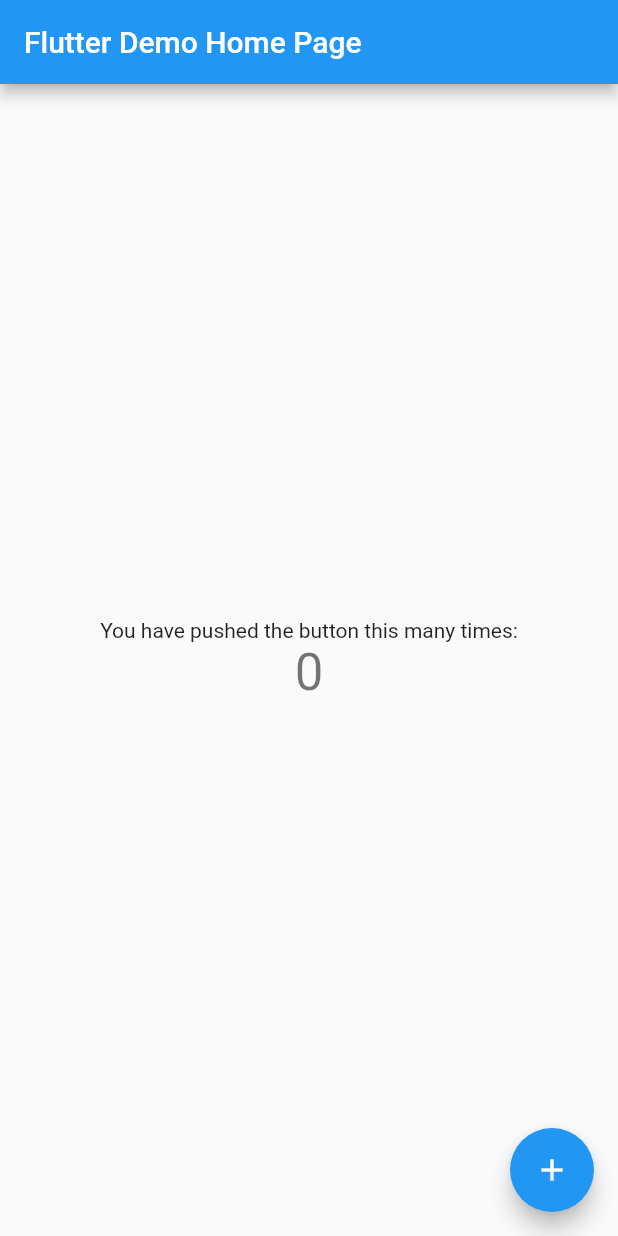
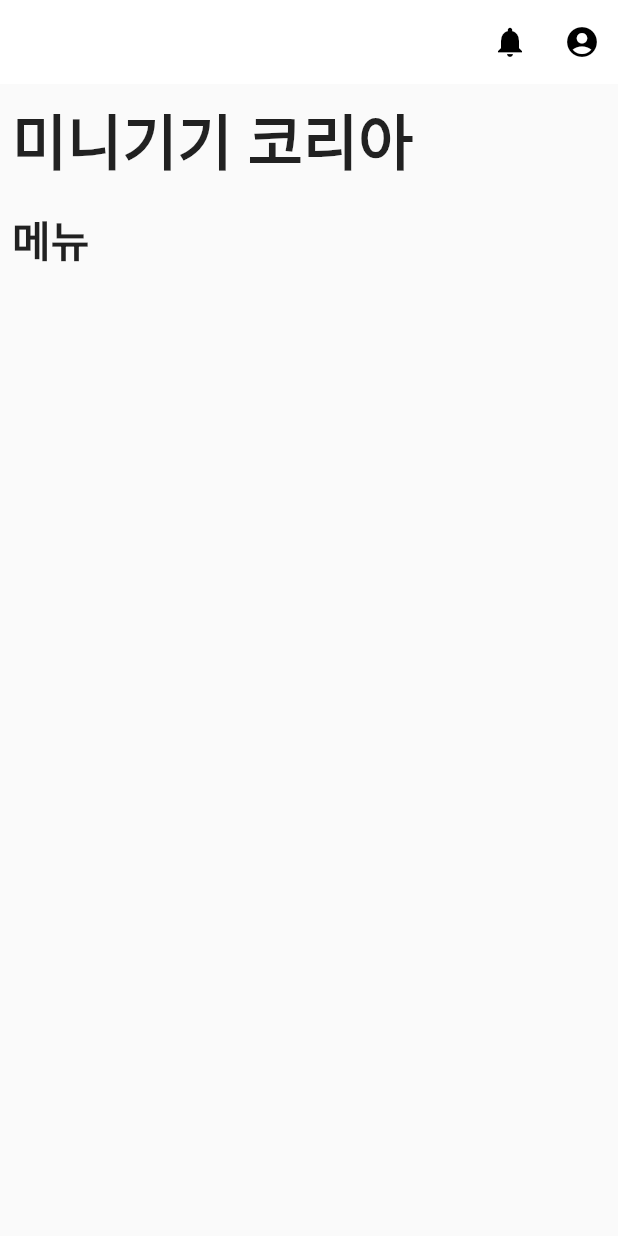
Before and after one commit to editionc18/meeco_app, a Flutter app: the screen it shows after launch, on a phone screen of 412 x 824 dp. Run offline on Flutter 3.47's test engine with Material 2 defaults, Android fonts, the phone set to English and light mode, and no system bars.

Commit message:
메인 페이지 만듬

```diff
--- a/lib/main.dart
+++ b/lib/main.dart
@@ -1,113 +1,16 @@
 import 'package:flutter/material.dart';
+
+import 'package:meeco_app/presentation/pages/main_page.dart';
 
 void main() {
   runApp(MyApp());
 }
 
 class MyApp extends StatelessWidget {
-  // This widget is the root of your application.
   @override
   Widget build(BuildContext context) {
     return MaterialApp(
-      title: 'Flutter Demo',
-      theme: ThemeData(
-        // This is the theme of your application.
-        //
-        // Try running your application with "flutter run". You'll see the
-        // application has a blue toolbar. Then, without quitting the app, try
-        // changing the primarySwatch below to Colors.green and then invoke
-        // "hot reload" (press "r" in the console where you ran "flutter run",
-        // or simply save your changes to "hot reload" in a Flutter IDE).
-        // Notice that the counter didn't reset back to zero; the application
-        // is not restarted.
-        primarySwatch: Colors.blue,
-      ),
-      home: MyHomePage(title: 'Flutter Demo Home Page'),
+      home: MainPage(),
     );
   }
 }
-
-class MyHomePage extends StatefulWidget {
-  MyHomePage({Key key, this.title}) : super(key: key);
-
-  // This widget is the home page of your application. It is stateful, meaning
-  // that it has a State object (defined below) that contains fields that affect
-  // how it looks.
-
-  // This class is the configuration for the state. It holds the values (in this
-  // case the title) provided by the parent (in this case the App widget) and
-  // used by the build method of the State. Fields in a Widget subclass are
-  // always marked "final".
-
-  final String title;
-
-  @override
-  _MyHomePageState createState() => _MyHomePageState();
-}
-
-class _MyHomePageState extends State<MyHomePage> {
-  int _counter = 0;
-
-  void _incrementCounter() {
-    setState(() {
-      // This call to setState tells the Flutter framework that something has
-      // changed in this State, which causes it to rerun the build method below
-      // so that the display can reflect the updated values. If we changed
-      // _counter without calling setState(), then the build method would not be
-      // called again, and so nothing would appear to happen.
-      _counter++;
-    });
-  }
-
-  @override
-  Widget build(BuildContext context) {
-    // This method is rerun every time setState is called, for instance as done
-    // by the _incrementCounter method above.
-    //
-    // The Flutter framework has been optimized to make rerunning build methods
-    // fast, so that you can just rebuild anything that needs updating rather
-    // than having to individually change instances of widgets.
-    return Scaffold(
-      appBar: AppBar(
-        // Here we take the value from the MyHomePage object that was created by
-        // the App.build method, and use it to set our appbar title.
-        title: Text(widget.title),
-      ),
-      body: Center(
-        // Center is a layout widget. It takes a single child and positions it
-        // in the middle of the parent.
-        child: Column(
-          // Column is also a layout widget. It takes a list of children and
-          // arranges them vertically. By default, it sizes itself to fit its
-          // children horizontally, and tries to be as tall as its parent.
-          //
-          // Invoke "debug painting" (press "p" in the console, choose the
-          // "Toggle Debug Paint" action from the Flutter Inspector in Android
-          // Studio, or the "Toggle Debug Paint" command in Visual Studio Code)
-          // to see the wireframe for each widget.
-          //
-          // Column has various properties to control how it sizes itself and
-          // how it positions its children. Here we use mainAxisAlignment to
-          // center the children vertically; the main axis here is the vertical
-          // axis because Columns are vertical (the cross axis would be
-          // horizontal).
-          mainAxisAlignment: MainAxisAlignment.center,
-          children: <Widget>[
-            Text(
-              'You have pushed the button this many times:',
-            ),
-            Text(
-              '$_counter',
-              style: Theme.of(context).textTheme.headline4,
-            ),
-          ],
-        ),
-      ),
-      floatingActionButton: FloatingActionButton(
-        onPressed: _incrementCounter,
-        tooltip: 'Increment',
-        child: Icon(Icons.add),
-      ), // This trailing comma makes auto-formatting nicer for build methods.
-    );
-  }
-}
--- /dev/null
+++ b/lib/presentation/pages/main_page.dart
@@ -0,0 +1,80 @@
+import 'package:flutter/material.dart';
+
+class MainPage extends StatefulWidget {
+  @override
+  _MainPageState createState() => _MainPageState();
+}
+
+class _MainPageState extends State<MainPage> {
+  @override
+  Widget build(BuildContext context) {
+    return Scaffold(
+      appBar: AppBar(
+        backgroundColor: Colors.white,
+        shadowColor: Colors.transparent,
+        actions: [
+          IconButton(
+            icon: Icon(
+              Icons.notifications,
+              color: Colors.black,
+            ),
+            onPressed: () {},
+          ),
+          IconButton(
+            icon: Icon(
+              Icons.account_circle,
+              color: Colors.black,
+            ),
+            onPressed: () {},
+          ),
+        ],
+      ),
+      body: ListView(
+        shrinkWrap: true,
+        children: [
+          Padding(
+            padding: const EdgeInsets.all(8.0),
+            child: Text(
+              '미니기기 코리아',
+              style: TextStyle(
+                fontSize: 40.0,
+                fontWeight: FontWeight.bold,
+              ),
+            ),
+          ),
+          // ListView(
+          //   scrollDirection: Axis.horizontal,
+          //   shrinkWrap: true,
+          //   children: [
+          //     Container(
+          //       color: Colors.blue,
+          //       height: 150,
+          //       width: 100,
+          //     ),
+          //     Container(
+          //       color: Colors.green,
+          //       height: 150,
+          //       width: 100,
+          //     ),
+          //     Container(
+          //       color: Colors.red,
+          //       height: 150,
+          //       width: 100,
+          //     ),
+          //   ],
+          // ),
+          Padding(
+            padding: const EdgeInsets.all(8.0),
+            child: Text(
+              '메뉴',
+              style: TextStyle(
+                fontWeight: FontWeight.bold,
+                fontSize: 28.0,
+              ),
+            ),
+          ),
+        ],
+      ),
+    );
+  }
+}
```
